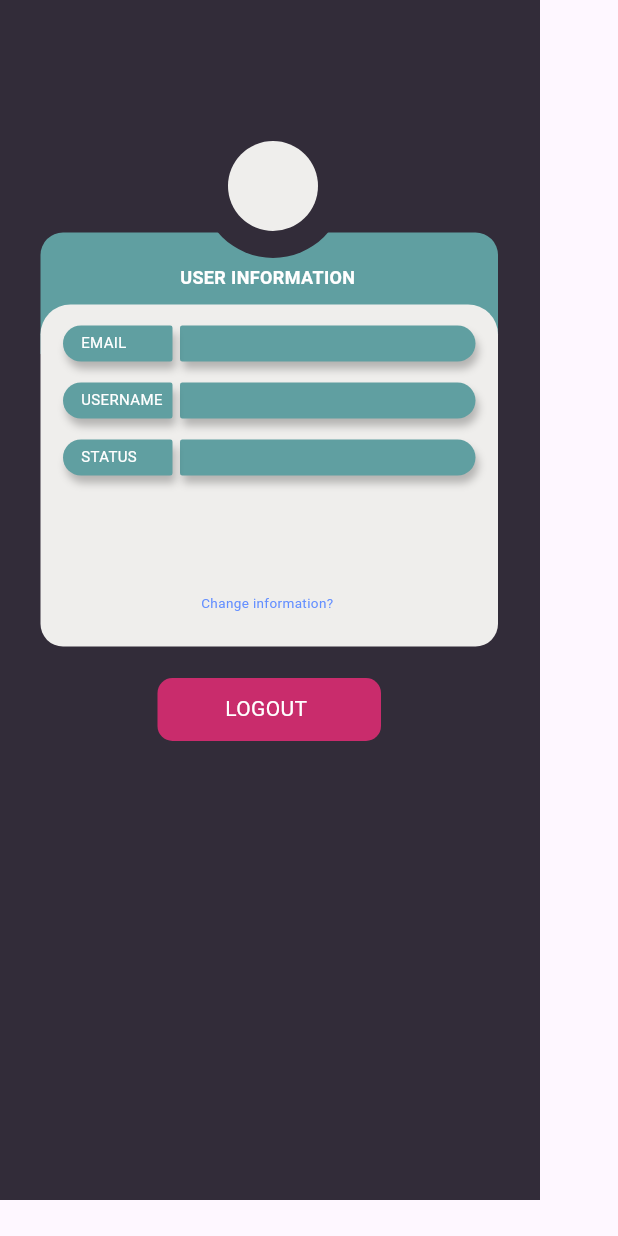
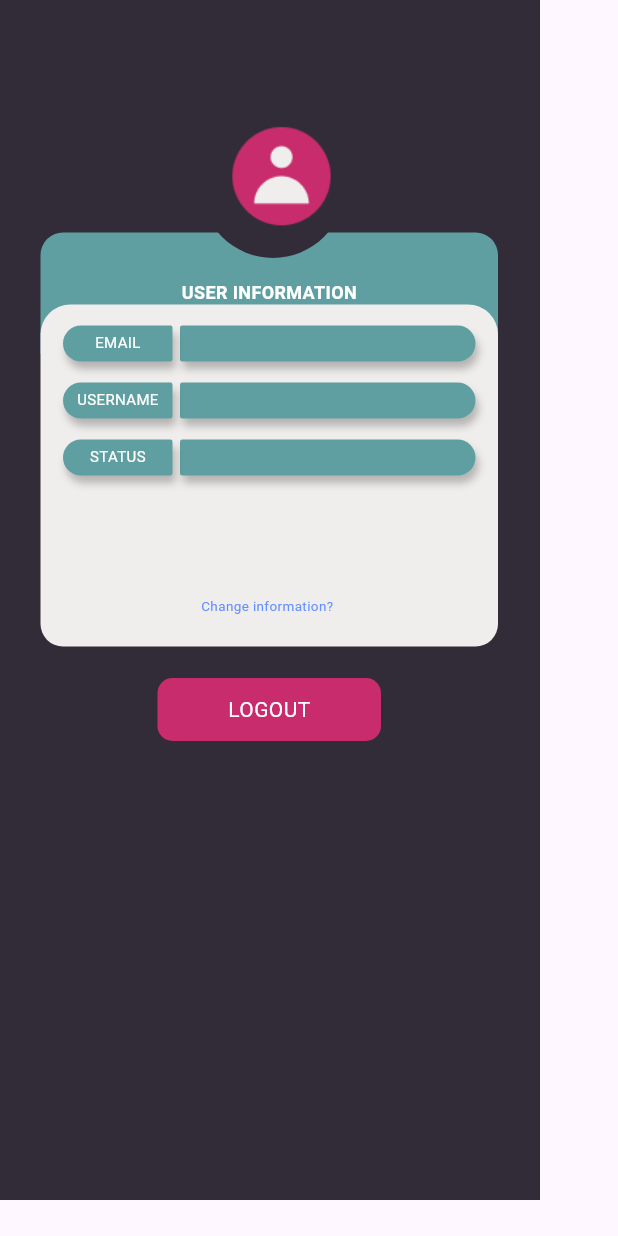
Before and after one commit to Raden616Rizki/evolt-mobile, a Flutter app: the UserPageContent widget shown alone on an empty page, opened directly, on a phone screen of 412 x 824 dp. Run offline on Flutter 3.47's test engine with Material 3 defaults, Android fonts, the light colour scheme and no system bars; Roboto replaces fonts that are missing (Leelawadee UI, Microsoft YaHei UI); statements that could not run were skipped.

Commit message:
Halaman User Page

```diff
--- a/src/evolt/lib/pages/user_page.dart
+++ b/src/evolt/lib/pages/user_page.dart
@@ -1,7 +1,12 @@
 import 'package:flutter/material.dart';
+
+void main() {
+  runApp(const UserPage());
+}
 
 class UserPage extends StatelessWidget {
   const UserPage({Key? key}) : super(key: key);
+
 
   @override
   Widget build(BuildContext context) {
@@ -53,6 +58,18 @@ class UserPageContent extends StatelessWidget {
                               ),
                             ),
                           ),
+                          child: const Center(
+                            child: Text(
+                              'USER INFORMATION',
+                              style: TextStyle(
+                                color: Colors.white,
+                                fontSize: 12,
+                                fontFamily: 'Leelawadee UI',
+                                fontWeight: FontWeight.w700,
+                                height: 0,
+                              ),
+                            ),
+                          ),
                         ),
                       ),
                       Positioned(
@@ -71,20 +88,6 @@ class UserPageContent extends StatelessWidget {
                                 bottomRight: Radius.circular(15),
                               ),
                             ),
-                          ),
-                        ),
-                      ),
-                      const Positioned(
-                        left: 93,
-                        top: 23,
-                        child: Text(
-                          'USER INFORMATION',
-                          style: TextStyle(
-                            color: Colors.white,
-                            fontSize: 12,
-                            fontFamily: 'Leelawadee UI',
-                            fontWeight: FontWeight.w700,
-                            height: 0,
                           ),
                         ),
                       ),
@@ -148,11 +151,7 @@ class UserPageContent extends StatelessWidget {
                                       )
                                     ],
                                   ),
-                                ),
-                              ),
-                              const Positioned(
-                                left: 12,
-                                top: 6,
+                                  child: const Center(
                                     child: Text(
                                       'EMAIL',
                                       style: TextStyle(
@@ -161,6 +160,8 @@ class UserPageContent extends StatelessWidget {
                                         fontFamily: 'Microsoft YaHei UI',
                                         fontWeight: FontWeight.w400,
                                         height: 0,
+                                      ),
+                                    ),
                                   ),
                                 ),
                               ),
@@ -228,13 +229,7 @@ class UserPageContent extends StatelessWidget {
                                       )
                                     ],
                                   ),
-                                ),
-                              ),
-                              const Positioned(
-                                left: 12,
-                                top: 6,
-                                child: SizedBox(
-                                  width: 56,
+                                  child: const Center(
                                     child: Text(
                                       'USERNAME',
                                       style: TextStyle(
@@ -247,6 +242,7 @@ class UserPageContent extends StatelessWidget {
                                     ),
                                   ),
                                 ),
+                              ),
                             ],
                           ),
                         ),
@@ -254,7 +250,7 @@ class UserPageContent extends StatelessWidget {
                       Positioned(
                         left: 15,
                         top: 138,
-                        child: SizedBox(
+                        child: Container(
                           width: 275,
                           height: 24,
                           child: Stack(
@@ -311,11 +307,7 @@ class UserPageContent extends StatelessWidget {
                                       )
                                     ],
                                   ),
-                                ),
-                              ),
-                              const Positioned(
-                                left: 12,
-                                top: 6,
+                                  child: const Center(
                                     child: Text(
                                       'STATUS',
                                       style: TextStyle(
@@ -324,6 +316,8 @@ class UserPageContent extends StatelessWidget {
                                         fontFamily: 'Microsoft YaHei UI',
                                         fontWeight: FontWeight.w400,
                                         height: 0,
+                                      ),
+                                    ),
                                   ),
                                 ),
                               ),
@@ -347,11 +341,7 @@ class UserPageContent extends StatelessWidget {
                       borderRadius: BorderRadius.circular(10),
                     ),
                   ),
-                ),
-              ),
-              const Positioned(
-                left: 150,
-                top: 464,
+                  child: const Center(
                     child: Text(
                       'LOGOUT',
                       style: TextStyle(
@@ -359,7 +349,8 @@ class UserPageContent extends StatelessWidget {
                         fontSize: 14,
                         fontFamily: 'Microsoft YaHei UI',
                         fontWeight: FontWeight.w400,
-                    height: 0,
+                      ),
+                    ),
                   ),
                 ),
               ),
@@ -373,7 +364,6 @@ class UserPageContent extends StatelessWidget {
                     fontSize: 9,
                     fontFamily: 'Microsoft YaHei UI',
                     fontWeight: FontWeight.w400,
-                    height: 0,
                   ),
                 ),
               ),
@@ -393,33 +383,20 @@ class UserPageContent extends StatelessWidget {
                           height: 96,
                           decoration: const ShapeDecoration(
                             color: Color(0xFF322C39),
-                            shape: OvalBorder(),
+                            shape: CircleBorder(),
+                          ),
+                          child: Center(
+                            child: Container(
+                              width: 100,
+                              height: 100,
+                              decoration: const BoxDecoration(
+                                shape: BoxShape.circle,
+                                image: DecorationImage(
+                                image: AssetImage('assets/Icon User.png'),
+                                fit: BoxFit.cover,
                                 ),
                               ),
                             ),
-                      Positioned(
-                        left: 0,
-                        top: 10,
-                        child: Container(
-                          width: 100,
-                          height: 100,
-                          clipBehavior: Clip.antiAlias,
-                          decoration: BoxDecoration(),
-                          child: Stack(
-                            children: [
-                              Positioned(
-                                left: 32,
-                                top: 8,
-                                child: Container(
-                                  width: 60,
-                                  height: 60,
-                                  decoration: const ShapeDecoration(
-                                    color: Color(0xFFEFEEEC),
-                                    shape: OvalBorder(),
-                                  ),
-                                ),
-                              ),
-                            ],
                           ),
                         ),
                       ),
```
Also changed, not shown: src/evolt/assets/Icon User.png (added). Lines whose indentation alone changed are shown as unchanged.
